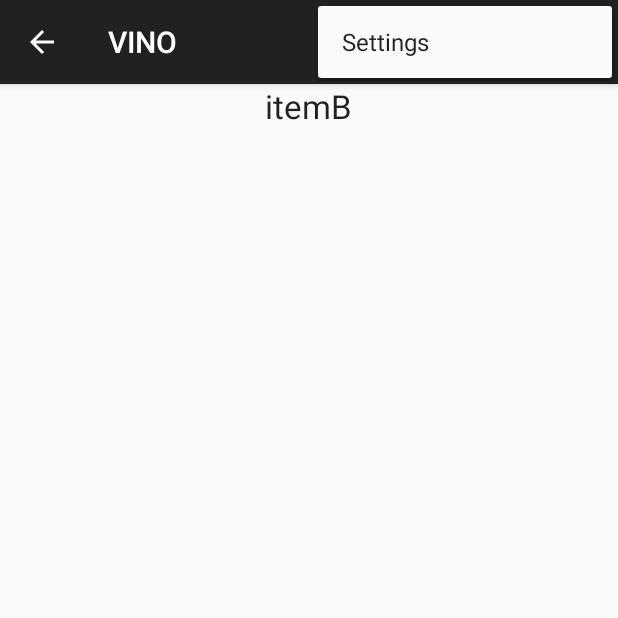
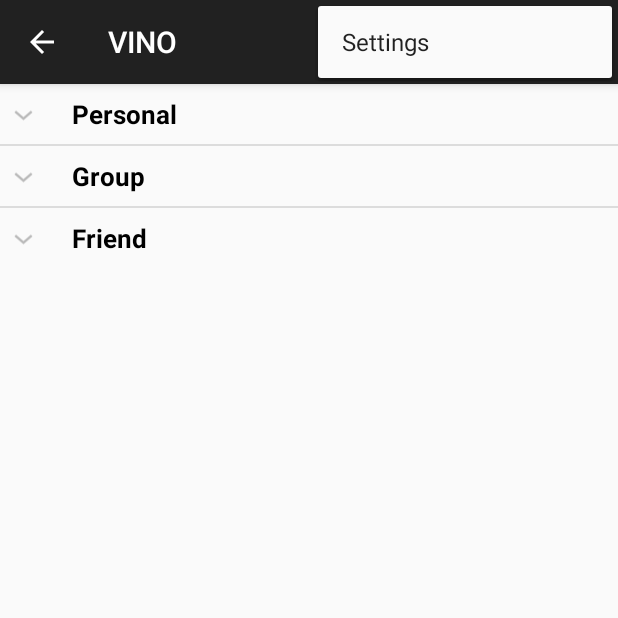
Before and after one commit to phantom0622/BackupRepo, an Android app: the fragment ItemActivityB placed in its activity, with the options menu open, on a phone screen of 412 x 824 dp, the top half of it. Run offline under Robolectric (Android 15) with nearby library versions, the phone set to English and light mode, and no system bars; 3 statements that could not run were skipped.

Commit message:
Update3.0
add communicate expand listview

```diff
--- /dev/null
+++ b/VINO/app/src/main/java/com/example/vino/ExpandableListAdapter.java
@@ -0,0 +1,115 @@
+package com.example.vino;
+
+/**
+ * Created by peter on 2015/5/19.
+ */
+import java.util.HashMap;
+import java.util.List;
+
+import android.content.Context;
+import android.graphics.Typeface;
+import android.view.LayoutInflater;
+import android.view.View;
+import android.view.ViewGroup;
+import android.widget.BaseExpandableListAdapter;
+import android.widget.TextView;
+
+public class ExpandableListAdapter extends BaseExpandableListAdapter {
+
+    private Context _context;
+    private List<String> _listDataHeader; // header titles
+    // child data in format of header title, child title
+    private HashMap<String, List<String>> _listDataChild;
+
+   /* public ExpandableListAdapter(Context context, List<String> listDataHeader,
+                                 HashMap<String, List<String>> listChildData) {
+        this._context = context;
+        this._listDataHeader = listDataHeader;
+        this._listDataChild = listChildData;
+    }*/
+
+    public ExpandableListAdapter(Context itemActivityB, List<String> listDataHeader, HashMap<String, List<String>> listDataChild) {
+        this._context  = itemActivityB;
+        this._listDataHeader = listDataHeader;
+        this._listDataChild = listDataChild;
+    }
+
+    @Override
+    public Object getChild(int groupPosition, int childPosititon) {
+        return this._listDataChild.get(this._listDataHeader.get(groupPosition))
+                .get(childPosititon);
+    }
+
+    @Override
+    public long getChildId(int groupPosition, int childPosition) {
+        return childPosition;
+    }
+
+    @Override
+    public View getChildView(int groupPosition, final int childPosition,
+                             boolean isLastChild, View convertView, ViewGroup parent) {
+
+        final String childText = (String) getChild(groupPosition, childPosition);
+
+        if (convertView == null) {
+            LayoutInflater infalInflater = (LayoutInflater) this._context
+                    .getSystemService(Context.LAYOUT_INFLATER_SERVICE);
+            convertView = infalInflater.inflate(R.layout.list_item, null);
+        }
+
+        TextView txtListChild = (TextView) convertView
+                .findViewById(R.id.lblListItem);
+
+        txtListChild.setText(childText);
+        return convertView;
+    }
+
+    @Override
+    public int getChildrenCount(int groupPosition) {
+        return this._listDataChild.get(this._listDataHeader.get(groupPosition))
+                .size();
+    }
+
+    @Override
+    public Object getGroup(int groupPosition) {
+        return this._listDataHeader.get(groupPosition);
+    }
+
+    @Override
+    public int getGroupCount() {
+        return this._listDataHeader.size();
+    }
+
+    @Override
+    public long getGroupId(int groupPosition) {
+        return groupPosition;
+    }
+
+    @Override
+    public View getGroupView(int groupPosition, boolean isExpanded,
+                             View convertView, ViewGroup parent) {
+        String headerTitle = (String) getGroup(groupPosition);
+        if (convertView == null) {
+            LayoutInflater infalInflater = (LayoutInflater) this._context
+                    .getSystemService(Context.LAYOUT_INFLATER_SERVICE);
+            convertView = infalInflater.inflate(R.layout.list_group, null);
+        }
+
+        TextView lblListHeader = (TextView) convertView
+                .findViewById(R.id.lblListHeader);
+        lblListHeader.setTypeface(null, Typeface.BOLD);
+        lblListHeader.setText(headerTitle);
+
+        return convertView;
+    }
+
+    @Override
+    public boolean hasStableIds() {
+        return false;
+    }
+
+    @Override
+    public boolean isChildSelectable(int groupPosition, int childPosition) {
+        return true;
+    }
+}
--- a/VINO/app/src/main/java/com/example/vino/ItemActivityA.java
+++ b/VINO/app/src/main/java/com/example/vino/ItemActivityA.java
@@ -1,17 +1,12 @@
 package com.example.vino;
 
-import android.content.Context;
-import android.content.Intent;
-import android.content.res.Resources;
 import android.support.v4.app.Fragment;
 import android.os.Bundle;
 import android.support.v4.app.FragmentTabHost;
-import android.support.v4.view.ViewPager;
-import android.view.GestureDetector;
 import android.view.LayoutInflater;
 import android.view.View;
 import android.view.ViewGroup;
-import android.widget.ViewFlipper;
+
 
 
 /**
@@ -21,14 +16,13 @@ import android.widget.ViewFlipper;
 public class ItemActivityA extends Fragment  {
 
     private FragmentTabHost mTabHost;
-    private ViewPager mViewPager;
 
     @Override
     public View onCreateView(LayoutInflater inflater, ViewGroup container,
                              Bundle savedInstanceState) {
 
 
-        mTabHost = new FragmentTabHost(getActivity());
+       mTabHost = new FragmentTabHost(getActivity());
         mTabHost.setup(getActivity(), getChildFragmentManager(), R.layout.acitvity_itema);
 
         Bundle arg1 = new Bundle();
@@ -41,7 +35,7 @@ public class ItemActivityA extends Fragment  {
         mTabHost.addTab(mTabHost.newTabSpec("Tab2").setIndicator("Sleep"),
                 NestedFragment2.class, arg2);
 
-     /* Bundle arg3 = new Bundle();
+    /*  Bundle arg3 = new Bundle();
         arg2.putInt("Arg for Frag3", 3);
         mTabHost.addTab(mTabHost.newTabSpec("Tab3").setIndicator("Frag Tab3"),
                 NestedFragment3.class, arg3);*/
@@ -49,7 +43,10 @@ public class ItemActivityA extends Fragment  {
         return mTabHost;
 
 
+
+
     }
+
 
 
     @Override
--- a/VINO/app/src/main/java/com/example/vino/ItemActivityB.java
+++ b/VINO/app/src/main/java/com/example/vino/ItemActivityB.java
@@ -5,15 +5,125 @@ import android.os.Bundle;
 import android.view.LayoutInflater;
 import android.view.View;
 import android.view.ViewGroup;
+import android.widget.ExpandableListView;
+import android.widget.Toast;
+
+import java.util.ArrayList;
+import java.util.HashMap;
+import java.util.List;
 
 /**
  * Created by peter on 2015/5/10.
  */
 public class ItemActivityB extends Fragment {
+
+    ExpandableListAdapter listAdapter;
+    ExpandableListView expListView;
+    List<String> listDataHeader;
+    HashMap<String, List<String>> listDataChild;
+
+
     @Override
     public View onCreateView(LayoutInflater inflater, ViewGroup container,
                              Bundle savedInstanceState) {
         View rootView = inflater.inflate(R.layout.activity_itemb, container, false);
+        expListView = (ExpandableListView)  rootView.findViewById(R.id.expandableListView);
+        prepareListData();
+        listAdapter = new ExpandableListAdapter(this.getActivity(), listDataHeader, listDataChild);
+
+        // setting list adapter
+        expListView.setAdapter(listAdapter);
+
+        expListView.setOnGroupClickListener(new ExpandableListView.OnGroupClickListener() {
+
+            @Override
+            public boolean onGroupClick(ExpandableListView parent, View v,
+                                        int groupPosition, long id) {
+                // Toast.makeText(getApplicationContext(),
+                // "Group Clicked " + listDataHeader.get(groupPosition),
+                // Toast.LENGTH_SHORT).show();
+                return false;
+            }
+        });
+
+        // Listview Group expanded listener
+        expListView.setOnGroupExpandListener(new ExpandableListView.OnGroupExpandListener() {
+
+            @Override
+            public void onGroupExpand(int groupPosition) {
+                Toast.makeText(getActivity().getApplicationContext(),
+                        listDataHeader.get(groupPosition) + " Expanded",
+                        Toast.LENGTH_SHORT).show();
+            }
+        });
+
+        // Listview Group collasped listener
+        expListView.setOnGroupCollapseListener(new ExpandableListView.OnGroupCollapseListener() {
+
+            @Override
+            public void onGroupCollapse(int groupPosition) {
+                Toast.makeText(getActivity().getApplicationContext(),
+                        listDataHeader.get(groupPosition) + " Collapsed",
+                        Toast.LENGTH_SHORT).show();
+
+            }
+        });
+
+        // Listview on child click listener
+        expListView.setOnChildClickListener(new ExpandableListView.OnChildClickListener() {
+
+            @Override
+            public boolean onChildClick(ExpandableListView parent, View v,
+                                        int groupPosition, int childPosition, long id) {
+                // TODO Auto-generated method stub
+                Toast.makeText(
+                        getActivity().getApplicationContext(),
+                        listDataHeader.get(groupPosition)
+                                + " : "
+                                + listDataChild.get(
+                                listDataHeader.get(groupPosition)).get(
+                                childPosition), Toast.LENGTH_SHORT)
+                        .show();
+                return false;
+            }
+        });
+
         return rootView;
     }
+    @Override
+    public void onActivityCreated(Bundle savedInstanceState) {
+        super.onActivityCreated(savedInstanceState);
+    }
+
+    private void prepareListData() {
+        listDataHeader = new ArrayList<String>();
+        listDataChild = new HashMap<String, List<String>>();
+
+        // Adding child data
+        listDataHeader.add("Personal");
+        listDataHeader.add("Group");
+        listDataHeader.add("Friend");
+
+        // Adding child data
+        List<String> Personal = new ArrayList<String>();
+        Personal.add("Peter");
+
+        List<String> Group = new ArrayList<String>();
+        Group.add("Family");
+        Group.add("Junior High School Friend");
+        Group.add("Facebook Friends");
+        Group.add("Ball Friend");
+
+
+        List<String> Friend = new ArrayList<String>();
+        Friend.add("Tom");
+        Friend.add("Amy");
+        Friend.add("Jim");
+        Friend.add("Tony");
+        Friend.add("Anthony");
+
+        listDataChild.put(listDataHeader.get(0), Personal); // Header, Child data
+        listDataChild.put(listDataHeader.get(1), Group);
+        listDataChild.put(listDataHeader.get(2), Friend);
+    }
 }
--- a/VINO/app/src/main/res/layout/activity_itemb.xml
+++ b/VINO/app/src/main/res/layout/activity_itemb.xml
@@ -3,11 +3,9 @@
     android:orientation="vertical" android:layout_width="match_parent"
     android:layout_height="match_parent">
 
-    <TextView
-        android:layout_width="wrap_content"
+    <ExpandableListView
+        android:layout_width="match_parent"
         android:layout_height="wrap_content"
-        android:textAppearance="?android:attr/textAppearanceLarge"
-        android:text="itemB"
-        android:id="@+id/textView2"
+        android:id="@+id/expandableListView"
         android:layout_gravity="center_horizontal" />
 </LinearLayout>
--- /dev/null
+++ b/VINO/app/src/main/res/layout/list_group.xml
@@ -0,0 +1,16 @@
+<?xml version="1.0" encoding="utf-8"?>
+<LinearLayout xmlns:android="http://schemas.android.com/apk/res/android"
+    android:layout_width="fill_parent"
+    android:layout_height="wrap_content"
+    android:orientation="vertical"
+    android:padding="8dp"
+    >
+    <TextView
+        android:id="@+id/lblListHeader"
+        android:layout_width="fill_parent"
+        android:layout_height="wrap_content"
+        android:paddingLeft="?android:attr/expandableListPreferredItemPaddingLeft"
+        android:textSize="17dp"
+        android:textColor="#000000" />
+
+</LinearLayout>
```
Also changed, not shown: VINO/app/src/main/res/layout/acitvity_itema.xml (+20 -20 lines), VINO/app/src/main/res/layout/activity_selectdevice.xml (+8 -0 lines), VINO/app/src/main/res/layout/list_item.xml (added, +15 -0 lines).
